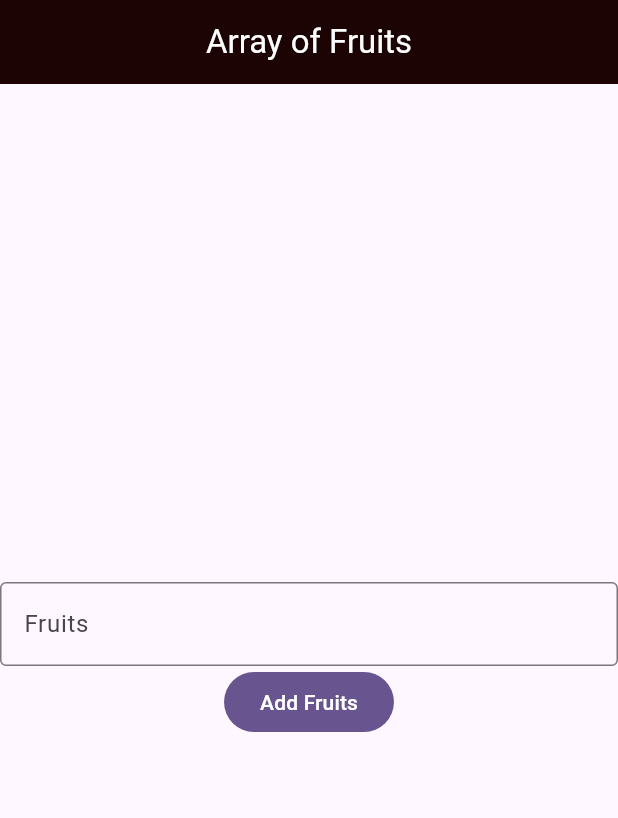
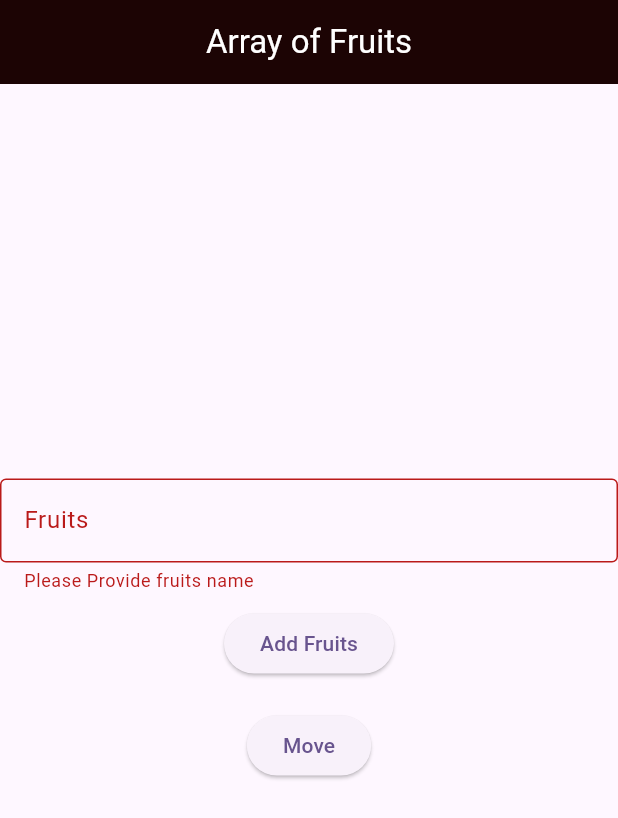
Before and after one commit to nabinn10/Flutter-Application, a Flutter app: the screen it shows after launch, after a tap on "Add Fruits", on a phone screen of 412 x 824 dp. Shown: the top 818 px of the screen. Run offline on Flutter 3.47's test engine with Material 3 defaults, Android fonts, the phone set to English and light mode, and no system bars.

Commit message:
Sending info from one page to another

```diff
--- a/lib/first_screen.dart
+++ b/lib/first_screen.dart
@@ -9,7 +9,8 @@ class FirstScreen extends StatefulWidget {
 }
 
 class _FirstScreenState extends State<FirstScreen> {
-  // final GlobalKey<FormState> _nameFromKey = GlobalKey();
+  final GlobalKey<FormState> _formKey = GlobalKey<FormState>();
+  final List<String> _fruits = [];
   @override
  Widget build(BuildContext context) {
     return  Scaffold(
@@ -19,45 +20,67 @@ class _FirstScreenState extends State<FirstScreen> {
         backgroundColor: const Color.fromARGB(255, 28, 4, 4),
       ),
       body: Center(
+        child: Form(
+          key: _formKey,
           child: Column(
             mainAxisAlignment: MainAxisAlignment.center,
             children: [
-            Form(child: Column(
-              children: [
-                // text form filed
+              // TextFormField for input
               TextFormField(
-                  validator: (value)
-                  {
-                    if (value == null || value.isEmpty )
-                    {
+                validator: (value) {
+                  if (value == null || value.isEmpty) {
                     return "Please Provide fruits name";
-                    }
-                    else if (value.length<3)
-                    {
+                  } else if (value.length < 3) {
                     return "Provide valid fruits name";
-                    }
-                    else
-                    {
+                  } else {
                     return null;
                   }
                 },
+                onSaved: (value) {
+                  if (value != null) {
+                    setState(() {
+                      _fruits.add(value);
+                    });
+                  }
+                },
                 decoration: InputDecoration(
-
                   border: OutlineInputBorder(),
-                    labelText: "Fruits"
-
+                  labelText: "Fruits",
                 ),
               ),
-                FilledButton(onPressed: () {
+              const SizedBox(height: 10),
+              ElevatedButton(
+                onPressed: () {
+                  if (_formKey.currentState != null &&
+                      _formKey.currentState!.validate()) {
+                    _formKey.currentState!.save();
+                  }
+                },
+                child: const Text("Add Fruits"),
+              ),
+               const SizedBox(height: 20),
+              ElevatedButton(onPressed: () {
+               Navigator.of(context).push(MaterialPageRoute(builder: (context) => SecondScreen(name: _fruits,)));
 
-                }, child: Text("Add Fruits"))
+              }, child: Text("Move")),
+              const SizedBox(height: 20),
+              // Display the list of fruits
+              Container(
+                padding: const EdgeInsets.all(10),
+                child: Column(
+                  crossAxisAlignment: CrossAxisAlignment.start,
+                  children: _fruits
+                      .map(
+                        (fruit) => Text(
+                          fruit,
+                          style: const TextStyle(fontSize: 16),
+                        ),
+                      )
+                      .toList(),
+                ),
+              ),
             ],
-            )),
-            // Text("The first Screen body"),
-            // FilledButton(onPressed: () {
-            //   Navigator.of(context).push(MaterialPageRoute(builder: (context) => SecondScreen(name: "Nabin",)));
-            // }, child: Text("First Button")),
-          ],
+          ),
         ),
       ),
 
--- a/lib/second_screen.dart
+++ b/lib/second_screen.dart
@@ -1,7 +1,7 @@
 import 'package:flutter/material.dart';
 
 class SecondScreen extends StatelessWidget {
-  final String name;
+  final List<String> name;
   const SecondScreen({required this.name, super.key});
 
   @override
@@ -16,7 +16,7 @@ class SecondScreen extends StatelessWidget {
         child: Column(
          mainAxisAlignment: MainAxisAlignment.center,
           children: [
-            Text(name),
+            Text(name.join(" ")),
             Text("The first Screen body"),
             FilledButton(onPressed: () {
               Navigator.of(context).pop();
```
Lines whose indentation alone changed are shown as unchanged.
